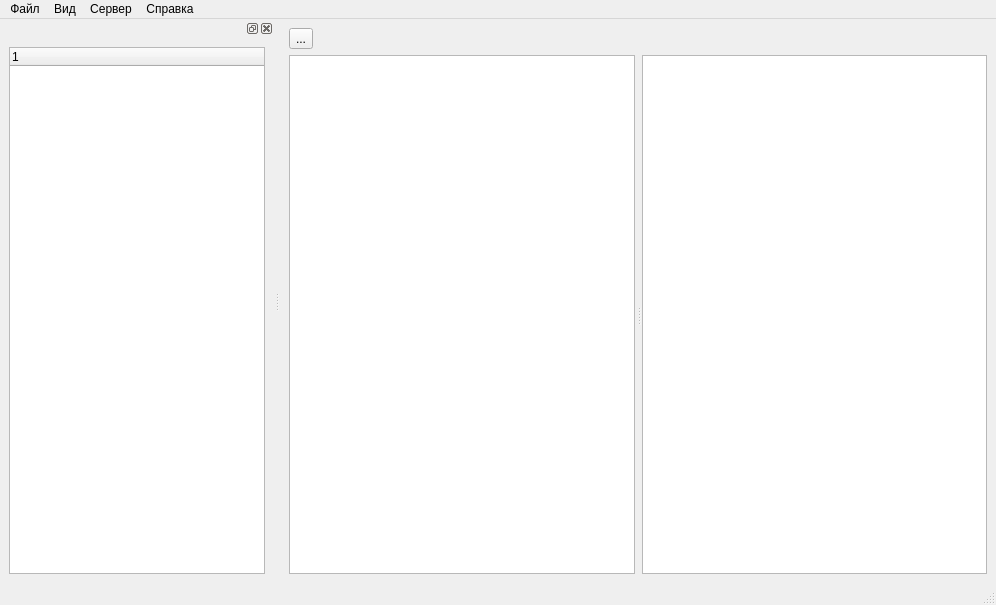
Before: the Qt Designer form ws_admin_qt/ws_admin_qt/mainwindow.ui in arcirk/ws_solution, drawn with Qt 5.
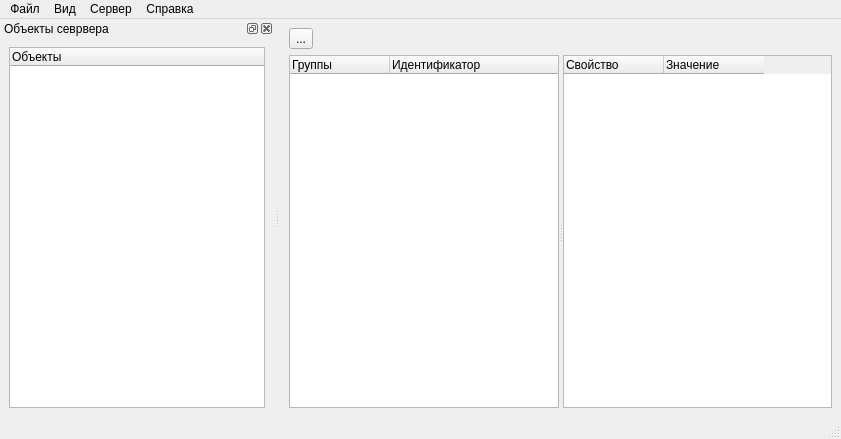
After: the same form once the commit is applied.

```diff
--- a/ws_admin_qt/ws_admin_qt/mainwindow.ui
+++ b/ws_admin_qt/ws_admin_qt/mainwindow.ui
@@ -6,8 +6,8 @@
    <rect>
     <x>0</x>
     <y>0</y>
-    <width>996</width>
-    <height>605</height>
+    <width>841</width>
+    <height>439</height>
    </rect>
   </property>
   <property name="windowTitle">
@@ -33,30 +33,36 @@
       <property name="orientation">
        <enum>Qt::Horizontal</enum>
       </property>
-      <property name="handleWidth">
-       <number>7</number>
-      </property>
-      <widget class="QTreeView" name="treeChildObjectServers">
-       <property name="minimumSize">
-        <size>
-         <width>0</width>
-         <height>0</height>
-        </size>
-       </property>
-       <property name="maximumSize">
-        <size>
-         <width>16777215</width>
-         <height>16777215</height>
-        </size>
-       </property>
-       <property name="baseSize">
-        <size>
-         <width>0</width>
-         <height>0</height>
-        </size>
-       </property>
+      <widget class="QTreeWidget" name="treeShannels">
+       <column>
+        <property name="text">
+         <string>Группы</string>
+        </property>
+       </column>
+       <column>
+        <property name="text">
+         <string>Идентификатор</string>
+        </property>
+       </column>
       </widget>
-      <widget class="QListWidget" name="listWidget"/>
+      <widget class="QTableWidget" name="listChildSrvObjects">
+       <column>
+        <property name="text">
+         <string>Свойство</string>
+        </property>
+        <property name="textAlignment">
+         <set>AlignLeading|AlignVCenter</set>
+        </property>
+       </column>
+       <column>
+        <property name="text">
+         <string>Значение</string>
+        </property>
+        <property name="textAlignment">
+         <set>AlignJustify|AlignVCenter</set>
+        </property>
+       </column>
+      </widget>
      </widget>
     </item>
    </layout>
@@ -66,7 +72,7 @@
     <rect>
      <x>0</x>
      <y>0</y>
-     <width>996</width>
+     <width>841</width>
      <height>22</height>
     </rect>
    </property>
@@ -102,7 +108,10 @@
    <addaction name="menu_4"/>
   </widget>
   <widget class="QStatusBar" name="statusbar"/>
-  <widget class="QDockWidget" name="dockWidget">
+  <widget class="QDockWidget" name="dockSrvObjects">
+   <property name="windowTitle">
+    <string>Объекты севрвера</string>
+   </property>
    <attribute name="dockWidgetArea">
     <number>1</number>
    </attribute>
@@ -112,7 +121,7 @@
       <widget class="QTreeWidget" name="treeWidget">
        <column>
         <property name="text">
-         <string notr="true">1</string>
+         <string notr="true">Объекты</string>
         </property>
        </column>
       </widget>
```
Left out of the diff: 8 changed lines with no effect on the pictures.
